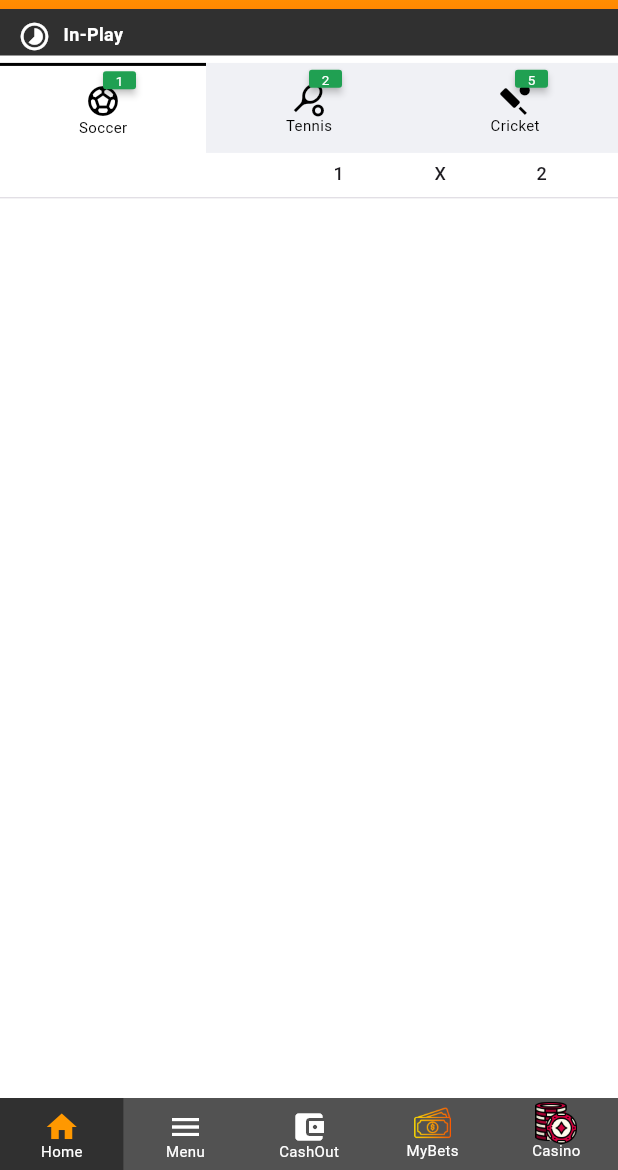
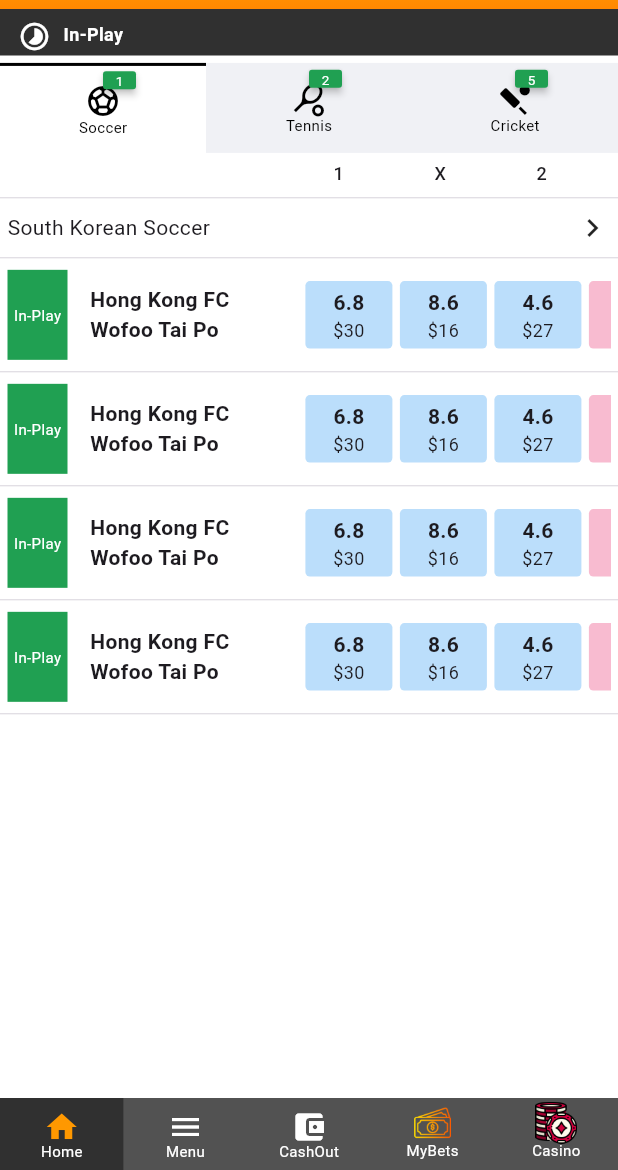
Before and after one commit to iamkashansheikh/stake_fair_app, a Flutter app: the screen it shows after launch, on a phone screen of 412 x 824 dp, the part 66-1236 px from its top. Run offline on Flutter 3.47's test engine with Material 3 defaults, Android fonts, the phone set to English and light mode, and no system bars; drawn by our look-alikes of auto_size_text, badges; our stand-ins replace firebase_core, firebase_database, flutter_screenutil, get, intl_phone_field, open_file and 3 more; missing offline and left inert: flutter_downloader; accounts and stored records are empty; network calls fail.

Commit message:
ad market design

```diff
--- a/lib/controllers/Home/inplay_controller.dart
+++ b/lib/controllers/Home/inplay_controller.dart
@@ -53,4 +53,16 @@ class InplayController extends GetxController {
       print("Live Matches Count: ${liveMatchesCount.value}");
     }
   }
+
+  var oddsList = <Map<String, dynamic>>[].obs;
+    void fetchOdds() {
+    oddsList.value = [
+      {"odds": 6.8, "price": 30},
+      {"odds": 8.6, "price": 16},
+      {"odds": 4.6, "price": 27},
+      {"odds": 5.2, "price": 24},
+      {"odds": 1.47, "price": 25},
+      {"odds": 1.55, "price": 19},
+    ];
+  }
 }
--- a/lib/main.dart
+++ b/lib/main.dart
@@ -3,8 +3,6 @@ import 'package:flutter/material.dart';
 import 'package:flutter_downloader/flutter_downloader.dart';
 import 'package:flutter_screenutil/flutter_screenutil.dart';
 import 'package:get/get.dart';
-import 'package:stake_fair_app/res/routs/app_routs.dart';
-import 'package:stake_fair_app/res/routs/app_routs_name.dart';
 import 'package:stake_fair_app/view/screens/app_Loacalization/app_local.dart';
 import 'package:stake_fair_app/view/screens/inplay_screen.dart';
 import 'firebase_options.dart';
--- a/lib/view/screens/inplay_screen.dart
+++ b/lib/view/screens/inplay_screen.dart
@@ -38,7 +38,9 @@ class _InplayScreenState extends State<InplayScreen> {
                       size: 22,
                     ),
                   ),
-                  SizedBox(height: MediaQuery.of(context).size.height * 0.006,),
+                  SizedBox(
+                    height: MediaQuery.of(context).size.height * 0.006,
+                  ),
                   Row(
                     children: [
                       _buildShowMatches(
@@ -46,17 +48,17 @@ class _InplayScreenState extends State<InplayScreen> {
                         label: 'Soccer',
                         badge: badges.Badge(
                           badgeStyle: badges.BadgeStyle(
-                            borderRadius: BorderRadius.circular(2),
+                              borderRadius: BorderRadius.circular(2),
                               badgeColor: const Color(0xff20A052),
                               shape: badges.BadgeShape.square,
-                              padding: EdgeInsets.zero
-                              ),
+                              padding: EdgeInsets.zero),
                           badgeContent: SizedBox(
                             width: 22,
                             height: 12,
                             child: Center(
                               child: Text('1',
-                              style: TextStyle(color: Colors.white,fontSize: 9)),
+                                  style: TextStyle(
+                                      color: Colors.white, fontSize: 9)),
                             ),
                           ),
                           child: const Icon(Icons.sports_soccer,
@@ -95,7 +97,7 @@ class _InplayScreenState extends State<InplayScreen> {
                         label: 'Cricket',
                         badge: badges.Badge(
                           badgeStyle: badges.BadgeStyle(
-                            borderRadius: BorderRadius.circular(2),
+                              borderRadius: BorderRadius.circular(2),
                               badgeColor: const Color(0xff20A052),
                               shape: badges.BadgeShape.square,
                               padding: EdgeInsets.zero),
@@ -115,18 +117,49 @@ class _InplayScreenState extends State<InplayScreen> {
                       ),
                     ],
                   ),
-                 SizedBox(height: MediaQuery.of(context).size.height * 0.006,),
+                  SizedBox(
+                    height: MediaQuery.of(context).size.height * 0.006,
+                  ),
                   Row(
                     mainAxisAlignment: MainAxisAlignment.spaceEvenly,
                     children: [
-                      Text('1'.padLeft(55),style: TextStyle(fontWeight: FontWeight.w500,fontSize: 12),),
-                      Text('X'.padLeft(5),style: TextStyle(fontWeight: FontWeight.w500,fontSize: 12),),
-                      Text('2'.padLeft(5),style: TextStyle(fontWeight: FontWeight.w500,fontSize: 12),),
-
+                      Text(
+                        '1'.padLeft(55),
+                        style: TextStyle(
+                            fontWeight: FontWeight.w500, fontSize: 12),
+                      ),
+                      Text(
+                        'X'.padLeft(5),
+                        style: TextStyle(
+                            fontWeight: FontWeight.w500, fontSize: 12),
+                      ),
+                      Text(
+                        '2'.padLeft(5),
+                        style: TextStyle(
+                            fontWeight: FontWeight.w500, fontSize: 12),
+                      ),
                     ],
                   ),
-                  Divider(thickness: 0.5,)
-                  // Example match cards
+                  Divider(
+                    thickness: 0.5,
+                  ),
+                  Padding(
+                    padding: const EdgeInsets.symmetric(horizontal: 5),
+                    child: Row(
+                      mainAxisAlignment: MainAxisAlignment.spaceBetween,
+                      children: [
+                        Text('South Korean Soccer'),
+                        Icon(Icons.keyboard_arrow_right)
+                      ],
+                    ),
+                  ),
+                  Divider(
+                    thickness: 0.5,
+                  ),
+                  _buildOddsRow(),
+                   _buildOddsRow(),
+                    _buildOddsRow(),
+                     _buildOddsRow(),
                 ],
               ),
             ),
@@ -454,9 +487,11 @@ class _InplayScreenState extends State<InplayScreen> {
           child: Container(
             height: 60,
             decoration: BoxDecoration(
-              color: select ? const Color(0xffFFFFFF) : const Color(0xffF0F1F5),
-              border: select? Border(top: BorderSide(color: Colors.black,width: 2)) : null
-            ),
+                color:
+                    select ? const Color(0xffFFFFFF) : const Color(0xffF0F1F5),
+                border: select
+                    ? Border(top: BorderSide(color: Colors.black, width: 2))
+                    : null),
             child: Column(
               mainAxisAlignment: MainAxisAlignment.center,
               children: [
@@ -478,4 +513,134 @@ class _InplayScreenState extends State<InplayScreen> {
       );
     });
   }
+
+  Widget _buildOddsRow() {
+    // Ensure odds data is loaded.
+    inplayController.fetchOdds();
+
+    return Column(
+      children: [
+        Padding(
+          padding: const EdgeInsets.symmetric(horizontal: 5),
+          child: Container(
+            color: Colors.white,
+            child: Row(
+              crossAxisAlignment:
+                  CrossAxisAlignment.center, // Center vertically
+              children: [
+                // Left side vertical color bar with "In-Play" text
+                Container(
+                  width: 40,
+                  height: 60,
+                  color: const Color(0xff20A052),
+                  alignment: Alignment.center,
+                  child: const Text(
+                    'In-Play',
+                    style: TextStyle(
+                      color: Colors.white,
+                      fontSize: 10,
+                    ),
+                  ),
+                ),
+                const SizedBox(width: 15),
+                // Static match info as separate texts
+                Expanded(
+                  flex: 2,
+                  child: Column(
+                    crossAxisAlignment: CrossAxisAlignment.start,
+                    mainAxisAlignment: MainAxisAlignment.center,
+                    children: const [
+                      Text(
+                        'Hong Kong FC',
+                        style: TextStyle(
+                          fontSize: 14,
+                          fontWeight: FontWeight.w600,
+                        ),
+                      ),
+                      Text(
+                        'Wofoo Tai Po',
+                        style: TextStyle(
+                          fontSize: 14,
+                          fontWeight: FontWeight.w600,
+                        ),
+                      ),
+                    ],
+                  ),
+                ),
+                const SizedBox(width: 8),
+                Expanded(
+                  flex: 3,
+                  child: Obx(() {
+                    return SingleChildScrollView(
+                      scrollDirection: Axis.horizontal,
+                      child: Row(
+                        crossAxisAlignment: CrossAxisAlignment.center,
+                        children: inplayController.oddsList
+                            .asMap()
+                            .entries
+                            .map((entry) {
+                          int index = entry.key;
+                          final item = entry.value;
+                          // First 3 boxes pink, remaining blue
+                          final Color bgColor =
+                              index < 3 ? Colors.blue[100]! : Colors.pink[100]!;
+                          return Row(
+                            children: [
+                              _buildOddsBox(
+                                backgroundColor: bgColor,
+                                odds: '${item["odds"]}',
+                                amount: '\$${item["price"]}',
+                              ),
+                              const SizedBox(width: 5),
+                            ],
+                          );
+                        }).toList(),
+                      ),
+                    );
+                  }),
+                ),
+              ],
+            ),
+          ),
+        ),
+        const Divider(
+          thickness: 0.5
+        ),
+      ],
+    );
+  }
+
+  /// Helper widget to build each odds box with centered text.
+  Widget _buildOddsBox({
+    required Color backgroundColor,
+    required String odds,
+    required String amount,
+  }) {
+    return Container(
+      width: 58,
+      padding: const EdgeInsets.symmetric(vertical: 4),
+      decoration: BoxDecoration(
+        color: backgroundColor,
+        borderRadius: BorderRadius.circular(3),
+      ),
+      child: Column(
+        mainAxisAlignment: MainAxisAlignment.center,
+        children: [
+          Text(
+            odds,
+            style: const TextStyle(
+              fontWeight: FontWeight.bold,
+              fontSize: 14,
+            ),
+          ),
+          Text(
+            amount,
+            style: const TextStyle(
+              fontSize: 12,
+            ),
+          ),
+        ],
+      ),
+    );
+  }
 }
```
